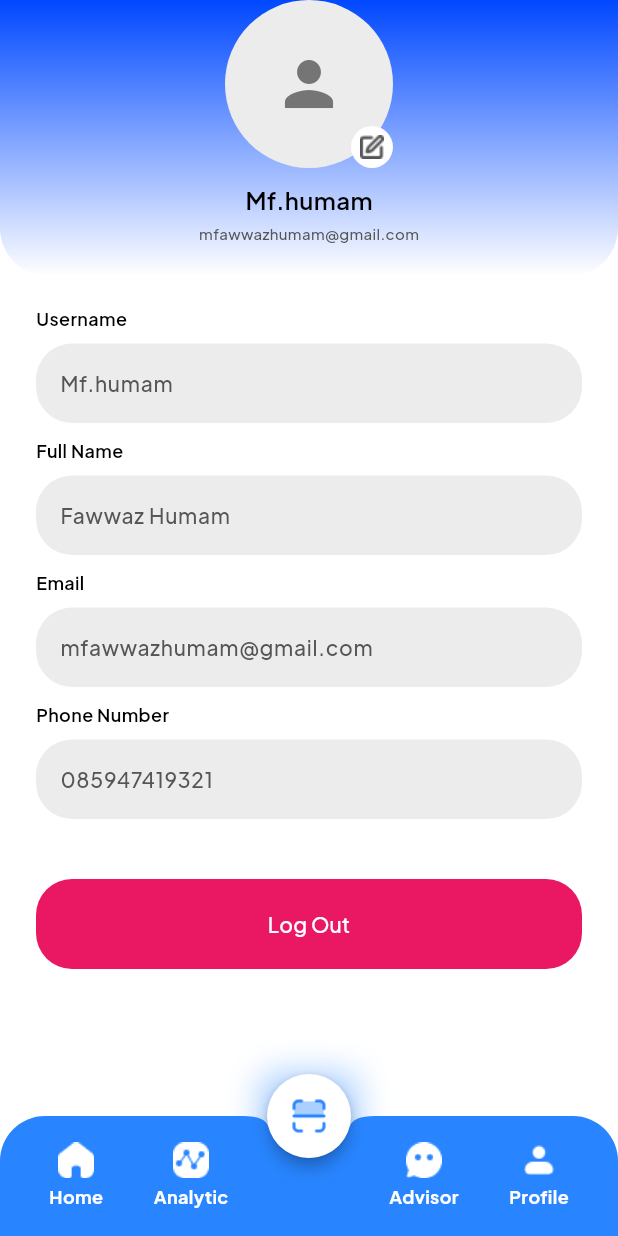
After one commit to seimbang-in/seimbangin-multiplatform-app, a Flutter app: the ProfilePage screen opened by its route, on a phone screen of 412 x 824 dp. The commit adds this screen. Run offline on Flutter 3.47's test engine with Material 3 defaults, Android fonts, the phone set to English and light mode, and no system bars; our stand-ins replace bloc, camera, carousel_slider, fl_chart, flutter_bloc, flutter_svg and 5 more; accounts and stored records are empty; project files that could hold a hidden picture were left out.

Commit message:
[PROFILE] Slicing UI & Implement Select From Gallery & Cropping Image

```diff
--- a/lib/routes/name_route.dart
+++ b/lib/routes/name_route.dart
@@ -12,4 +12,5 @@ abstract class RouteNames {
   static const ocr = 'ocr';
   static const ocrPreview = 'ocr-preview';
   static const transaction = 'transaction';
+  static const profile = 'profile';
 }
--- a/lib/routes/routes.dart
+++ b/lib/routes/routes.dart
@@ -5,6 +5,7 @@ import 'package:seimbangin_app/ui/pages/login_page.dart';
 import 'package:seimbangin_app/ui/pages/ocr_page.dart';
 import 'package:seimbangin_app/ui/pages/ocr_preview_page.dart';
 import 'package:seimbangin_app/ui/pages/onboarding_page.dart';
+import 'package:seimbangin_app/ui/pages/profile_page.dart';
 import 'package:seimbangin_app/ui/pages/register_page.dart';
 import 'package:seimbangin_app/ui/pages/splash_page.dart';
 import 'package:seimbangin_app/ui/pages/transactions_page.dart';
@@ -39,6 +40,11 @@ final routes = GoRouter(routes: [
     builder: (context, state) => AnalyticsPage(),
   ),
   GoRoute(
+    path: '/profile',
+    name: RouteNames.profile,
+    builder: (context, state) => ProfilePage(),
+  ),
+  GoRoute(
     path: '/home',
     name: RouteNames.home,
     builder: (context, state) => const HomePage(),
--- a/lib/shared/theme/theme.dart
+++ b/lib/shared/theme/theme.dart
@@ -8,7 +8,7 @@ Color buttonColor = const Color(0xFF2885FF);
 Color sliderOnboardingColor = const Color(0xFF9AB7FF);
 Color backgroundWhiteColor = const Color(0xFFFFFFFF);
 Color backgroundGreyColor = const Color(0xFFECECEC);
-Color backgroundWarningColor = const Color(0xFFFFCBDE);
+Color backgroundWarningColor = const Color(0xFFEA1763);
 Color backgroundGreenColor = const Color(0xFF20E828);
 
 // Text Color
--- /dev/null
+++ b/lib/ui/pages/profile_page.dart
@@ -0,0 +1,374 @@
+import 'dart:io';
+
+import 'package:flutter/material.dart';
+import 'package:flutter/services.dart';
+import 'package:image_cropper/image_cropper.dart';
+import 'package:image_picker/image_picker.dart';
+import 'package:seimbangin_app/routes/routes.dart';
+import 'package:seimbangin_app/shared/theme/theme.dart';
+import 'package:seimbangin_app/ui/widgets/bottom_navigation.dart';
+import 'package:seimbangin_app/ui/widgets/buttons_widget.dart';
+
+class ProfilePage extends StatefulWidget {
+  const ProfilePage({super.key});
+
+  @override
+  State<ProfilePage> createState() => _ProfilePageState();
+}
+
+class _ProfilePageState extends State<ProfilePage> {
+  XFile? _imageFile;
+
+  Future<void> _editImage() async {
+    final picker = ImagePicker();
+    final XFile? pickedFile = await picker.pickImage(
+      source: ImageSource.gallery,
+      imageQuality: 85,
+    );
+
+    if (pickedFile != null) {
+      final CroppedFile? croppedFile = await ImageCropper().cropImage(
+        sourcePath: pickedFile.path,
+        uiSettings: [
+          AndroidUiSettings(
+            toolbarTitle: 'Crop Your Photo',
+            toolbarColor: backgroundWhiteColor,
+            toolbarWidgetColor: buttonColor,
+            initAspectRatio: CropAspectRatioPreset.original,
+            lockAspectRatio: false,
+          ),
+          IOSUiSettings(
+            title: 'Crop Your Photo',
+            aspectRatioLockEnabled: false,
+          ),
+        ],
+      );
+
+      if (croppedFile != null) {
+        setState(() {
+          _imageFile = XFile(croppedFile.path);
+        });
+      }
+    }
+  }
+
+  @override
+  void initState() {
+    SystemChrome.setSystemUIOverlayStyle(SystemUiOverlayStyle(
+      statusBarColor: secondaryColor, // Warna status bar
+      statusBarIconBrightness:
+          Brightness.light, // Warna ikon status bar (Android)
+      statusBarBrightness: Brightness.light,
+    ));
+    super.initState();
+  }
+
+  @override
+  void dispose() {
+    SystemChrome.setSystemUIOverlayStyle(SystemUiOverlayStyle.light);
+    super.dispose();
+  }
+
+  @override
+  Widget build(BuildContext context) {
+    return Scaffold(
+      backgroundColor: backgroundWhiteColor,
+      body: ListView(
+        children: [
+          Container(
+            width: double.infinity,
+            height: 184,
+            decoration: BoxDecoration(
+              gradient: LinearGradient(
+                begin: Alignment.topCenter,
+                end: Alignment.bottomCenter,
+                colors: [secondaryColor, backgroundWhiteColor],
+              ),
+              borderRadius: BorderRadius.only(
+                bottomLeft: Radius.circular(32),
+                bottomRight: Radius.circular(32),
+              ),
+            ),
+            child: Column(
+              children: [
+                _buildAvatar(),
+                const SizedBox(
+                  height: 10,
+                ),
+                Text(
+                  'Mf.humam',
+                  style: blackTextStyle.copyWith(
+                    fontWeight: FontWeight.w600,
+                    fontSize: 16,
+                  ),
+                ),
+                const SizedBox(
+                  height: 4,
+                ),
+                Text(
+                  'mfawwazhumam@gmail.com',
+                  style: greyTextStyle.copyWith(
+                    fontWeight: FontWeight.w500,
+                    fontSize: 10,
+                  ),
+                ),
+              ],
+            ),
+          ),
+          const SizedBox(
+            height: 20,
+          ),
+          Padding(
+            padding: const EdgeInsets.symmetric(horizontal: 24),
+            child: Column(
+              crossAxisAlignment: CrossAxisAlignment.start,
+              children: [
+                //textfield username
+                Text(
+                  'Username',
+                  style: blackTextStyle.copyWith(
+                    fontWeight: FontWeight.w600,
+                    fontSize: 12,
+                  ),
+                ),
+                const SizedBox(
+                  height: 8,
+                ),
+                TextField(
+                  // controller: transactPriceController,
+                  decoration: InputDecoration(
+                    filled: true,
+                    fillColor: backgroundGreyColor,
+                    hintText: 'Mf.humam',
+                    hintStyle: greyTextStyle.copyWith(
+                      fontSize: 14,
+                      fontWeight: FontWeight.w500,
+                    ),
+                    enabledBorder: OutlineInputBorder(
+                      borderRadius: BorderRadius.circular(24),
+                      borderSide: BorderSide.none,
+                    ),
+                    focusedBorder: OutlineInputBorder(
+                      borderRadius: BorderRadius.circular(24),
+                      borderSide: BorderSide(
+                        color: textBlueColor,
+                      ),
+                    ),
+                  ),
+                  keyboardType: TextInputType.name,
+                  style: blackTextStyle.copyWith(
+                    fontSize: 14,
+                    fontWeight: FontWeight.w500,
+                  ),
+                ),
+                //textfield fullname
+                const SizedBox(
+                  height: 10,
+                ),
+                Text(
+                  'Full Name',
+                  style: blackTextStyle.copyWith(
+                    fontWeight: FontWeight.w600,
+                    fontSize: 12,
+                  ),
+                ),
+                const SizedBox(
+                  height: 8,
+                ),
+                TextField(
+                  // controller: transactPriceController,
+                  decoration: InputDecoration(
+                    filled: true,
+                    fillColor: backgroundGreyColor,
+                    hintText: 'Fawwaz Humam',
+                    hintStyle: greyTextStyle.copyWith(
+                      fontSize: 14,
+                      fontWeight: FontWeight.w500,
+                    ),
+                    enabledBorder: OutlineInputBorder(
+                      borderRadius: BorderRadius.circular(24),
+                      borderSide: BorderSide.none,
+                    ),
+                    focusedBorder: OutlineInputBorder(
+                      borderRadius: BorderRadius.circular(24),
+                      borderSide: BorderSide(
+                        color: textBlueColor,
+                      ),
+                    ),
+                  ),
+                  keyboardType: TextInputType.name,
+                  style: blackTextStyle.copyWith(
+                    fontSize: 14,
+                    fontWeight: FontWeight.w500,
+                  ),
+                ),
+                //textfield Email
+                const SizedBox(
+                  height: 10,
+                ),
+                Text(
+                  'Email',
+                  style: blackTextStyle.copyWith(
+                    fontWeight: FontWeight.w600,
+                    fontSize: 12,
+                  ),
+                ),
+                const SizedBox(
+                  height: 8,
+                ),
+                TextField(
+                  // controller: transactPriceController,
+                  decoration: InputDecoration(
+                    filled: true,
+                    fillColor: backgroundGreyColor,
+                    hintText: 'mfawwazhumam@gmail.com',
+                    hintStyle: greyTextStyle.copyWith(
+                      fontSize: 14,
+                      fontWeight: FontWeight.w500,
+                    ),
+                    enabledBorder: OutlineInputBorder(
+                      borderRadius: BorderRadius.circular(24),
+                      borderSide: BorderSide.none,
+                    ),
+                    focusedBorder: OutlineInputBorder(
+                      borderRadius: BorderRadius.circular(24),
+                      borderSide: BorderSide(
+                        color: textBlueColor,
+                      ),
+                    ),
+                  ),
+                  keyboardType: TextInputType.emailAddress,
+                  style: blackTextStyle.copyWith(
+                    fontSize: 14,
+                    fontWeight: FontWeight.w500,
+                  ),
+                ),
+                //textfield Phone Number
+                const SizedBox(
+                  height: 10,
+                ),
+                Text(
+                  'Phone Number',
+                  style: blackTextStyle.copyWith(
+                    fontWeight: FontWeight.w600,
+                    fontSize: 12,
+                  ),
+                ),
+                const SizedBox(
+                  height: 8,
+                ),
+                TextField(
+                  // controller: transactPriceController,
+                  decoration: InputDecoration(
+                    filled: true,
+                    fillColor: backgroundGreyColor,
+                    hintText: '085947419321',
+                    hintStyle: greyTextStyle.copyWith(
+                      fontSize: 14,
+                      fontWeight: FontWeight.w500,
+                    ),
+                    enabledBorder: OutlineInputBorder(
+                      borderRadius: BorderRadius.circular(24),
+                      borderSide: BorderSide.none,
+                    ),
+                    focusedBorder: OutlineInputBorder(
+                      borderRadius: BorderRadius.circular(24),
+                      borderSide: BorderSide(
+                        color: textBlueColor,
+                      ),
+                    ),
+                  ),
+                  keyboardType: TextInputType.phone,
+                  style: blackTextStyle.copyWith(
+                    fontSize: 14,
+                    fontWeight: FontWeight.w500,
+                  ),
+                ),
+                const SizedBox(
+                  height: 40,
+                ),
+                PrimaryFilledButton(
+                  title: 'Log Out',
+                  onPressed: () {},
+                  backgroundColor: backgroundWarningColor,
+                ),
+              ],
+            ),
+          ),
+          const SizedBox(
+            height: 40,
+          ),
+        ],
+      ),
+      bottomNavigationBar: const CustomBottomNavigationBar(),
+      floatingActionButton: Container(
+        decoration: BoxDecoration(boxShadow: [
+          BoxShadow(
+              color: buttonColor.withOpacity(0.5),
+              blurRadius: 20,
+              spreadRadius: 2,
+              offset: const Offset(0, 4)),
+        ]),
+        child: FloatingActionButton(
+            onPressed: () {
+              routes.pushNamed(RouteNames.ocr);
+            },
+            backgroundColor: Colors.white,
+            elevation: 4,
+            shape: const CircleBorder(),
+            child: Image.asset(
+              'assets/icon-scan.png',
+              width: 24,
+              height: 24,
+            )),
+      ),
+      floatingActionButtonLocation: FloatingActionButtonLocation.centerDocked,
+    );
+  }
+
+  Widget _buildAvatar() {
+    return Stack(
+      alignment: Alignment.bottomRight,
+      children: [
+        Container(
+          height: 112,
+          width: 112,
+          decoration: BoxDecoration(
+            shape: BoxShape.circle,
+            color: backgroundGreyColor,
+            image: _imageFile != null
+                ? DecorationImage(
+                    image: FileImage(File(_imageFile!.path)),
+                    fit: BoxFit.cover,
+                  )
+                : null,
+          ),
+          child: _imageFile == null
+              ? Icon(
+                  Icons.person,
+                  size: 48,
+                  color: Colors.grey[600],
+                )
+              : null,
+        ),
+        Positioned(
+          right: 0,
+          bottom: 0,
+          child: GestureDetector(
+            onTap: _editImage,
+            child: Container(
+              padding: const EdgeInsets.all(6),
+              decoration: BoxDecoration(
+                color: backgroundWhiteColor,
+                shape: BoxShape.circle,
+              ),
+              child: Image.asset(
+                'assets/ic-edit-profile.png',
+              ),
+            ),
+          ),
+        ),
+      ],
+    );
+  }
+}
--- a/lib/ui/widgets/bottom_navigation.dart
+++ b/lib/ui/widgets/bottom_navigation.dart
@@ -7,7 +7,7 @@ class CustomBottomNavigationBar extends StatelessWidget {
   final String advisorLogoPath = 'assets/logo-advisor-btn.png';
   final String analyticLogoPath = 'assets/logo-analytic-btn.png';
   final String homeLogoPath = 'assets/logo-home-btn.png';
-  final String moreLogoPath = 'assets/logo-more-btn.png';
+  final String profileLogoPath = 'assets/logo-profile-btn.png';
 
   @override
   Widget build(BuildContext context) {
@@ -33,7 +33,12 @@ class CustomBottomNavigationBar extends StatelessWidget {
               }),
               SizedBox(width: 40), // Ruang untuk FAB
               _buildNavItem(advisorLogoPath, "Advisor", 2, () {}),
-              _buildNavItem(moreLogoPath, "More", 3, () {}),
+              _buildNavItem(
+                profileLogoPath,
+                "Profile",
+                3,
+                () => routes.pushNamed(RouteNames.profile),
+              ),
             ],
           ),
         ),
```
Also changed, not shown: pubspec.yaml (+4 -3 lines), assets/ic-edit-profile.png (added), assets/logo-profile-btn.png (added), pubspec.lock, 5 other files.
